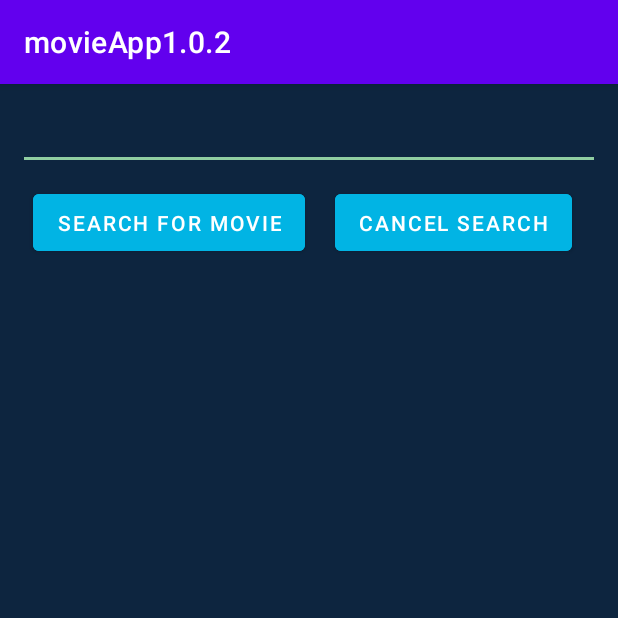
After one commit to Thiago1alberto/MovieApp, an Android app: the SearchActivity screen opened directly, with no data from a screen before it, on a phone screen of 412 x 824 dp, the top half of it. The commit adds this screen. Run offline under Robolectric (Android 15) with nearby library versions, the phone set to English and light mode, and no system bars.

Commit message:
Adicionando interface para a pesquisa e metodos para o request

```diff
--- a/app/src/main/java/com/example/movieapp102/util/Credentials.kt
+++ b/app/src/main/java/com/example/movieapp102/util/Credentials.kt
@@ -3,8 +3,8 @@ package com.example.movieapp102.util
 class Credentials {
 
     companion object {
-        public const val API_KEY = "7b03b26cbdc121320895102838a4e80e"
-        public const val BASE_URL = "https://api.themoviedb.org/"
+        const val API_KEY = "7b03b26cbdc121320895102838a4e80e"
+        const val BASE_URL = "https://api.themoviedb.org/"
     }
 
 
--- /dev/null
+++ b/app/src/main/res/drawable/ic_baseline_search_24.xml
@@ -0,0 +1,5 @@
+<vector android:height="24dp" android:tint="#01B4E4"
+    android:viewportHeight="24" android:viewportWidth="24"
+    android:width="24dp" xmlns:android="http://schemas.android.com/apk/res/android">
+    <path android:fillColor="@android:color/white" android:pathData="M15.5,14h-0.79l-0.28,-0.27C15.41,12.59 16,11.11 16,9.5 16,5.91 13.09,3 9.5,3S3,5.91 3,9.5 5.91,16 9.5,16c1.61,0 3.09,-0.59 4.23,-1.57l0.27,0.28v0.79l5,4.99L20.49,19l-4.99,-5zM9.5,14C7.01,14 5,11.99 5,9.5S7.01,5 9.5,5 14,7.01 14,9.5 11.99,14 9.5,14z"/>
+</vector>
--- /dev/null
+++ b/app/src/main/res/layout/activity_search.xml
@@ -0,0 +1,40 @@
+<?xml version="1.0" encoding="utf-8"?>
+<RelativeLayout xmlns:android="http://schemas.android.com/apk/res/android"
+    xmlns:app="http://schemas.android.com/apk/res-auto"
+    xmlns:tools="http://schemas.android.com/tools"
+    android:layout_width="match_parent"
+    android:layout_height="match_parent"
+    android:background="@color/dark_blue"
+    android:padding="12dp"
+    tools:context=".activity.SearchActivity">
+
+    <EditText
+        android:id="@+id/text_search_movie"
+        android:layout_width="match_parent"
+        android:layout_height="wrap_content"
+        android:backgroundTint="@color/light_green"/>
+
+    <Button
+        android:id="@+id/button_search_movie"
+        android:layout_width="wrap_content"
+        android:layout_height="50dp"
+        android:layout_below="@id/text_search_movie"
+        android:layout_margin="10dp"
+        android:layout_marginStart="10dp"
+        android:layout_marginTop="10dp"
+        android:layout_marginEnd="10dp"
+        android:layout_marginBottom="10dp"
+        android:backgroundTint="@color/light_blue"
+        android:text="@string/search_for_movie" />
+    <Button
+        android:id="@+id/button_cancel_search_movie"
+        android:layout_width="wrap_content"
+        android:layout_height="50dp"
+        android:layout_margin="10dp"
+        android:layout_toEndOf="@id/button_search_movie"
+        android:layout_below="@id/text_search_movie"
+        android:backgroundTint="@color/light_blue"
+        android:text="@string/cancel_search"
+        />
+
+</RelativeLayout>
--- a/app/src/main/res/values/colors.xml
+++ b/app/src/main/res/values/colors.xml
@@ -8,4 +8,7 @@
     <color name="dark_blue">#0D253F</color>
     <color name="black">#FF000000</color>
     <color name="white">#FFFFFFFF</color>
+    <color name="light_blue">#01B4E4</color>
+    <color name="light_green"> #90CEA1</color>
+
 </resources>
--- a/app/src/main/res/values/strings.xml
+++ b/app/src/main/res/values/strings.xml
@@ -3,4 +3,6 @@
     <string name="populares_text">Os Mais Populares</string>
     <string name="freeForWatch_text">Grátis para Assistir</string>
     <string name="lastTrailers_text">Últimos Trailers</string>
+    <string name="search_for_movie">Search for movie</string>
+    <string name="cancel_search">Cancel Search</string>
 </resources>
```
Also changed, not shown: app/src/main/AndroidManifest.xml (+11 -2 lines), app/src/main/java/com/example/movieapp102/activity/MainActivity.kt (+9 -4 lines), app/src/main/java/com/example/movieapp102/activity/SearchActivity.kt (added, +51 -0 lines), app/src/main/java/com/example/movieapp102/api/Endpoint.kt (+4 -6 lines), app/src/main/res/layout/activity_main.xml (+14 -2 lines).
